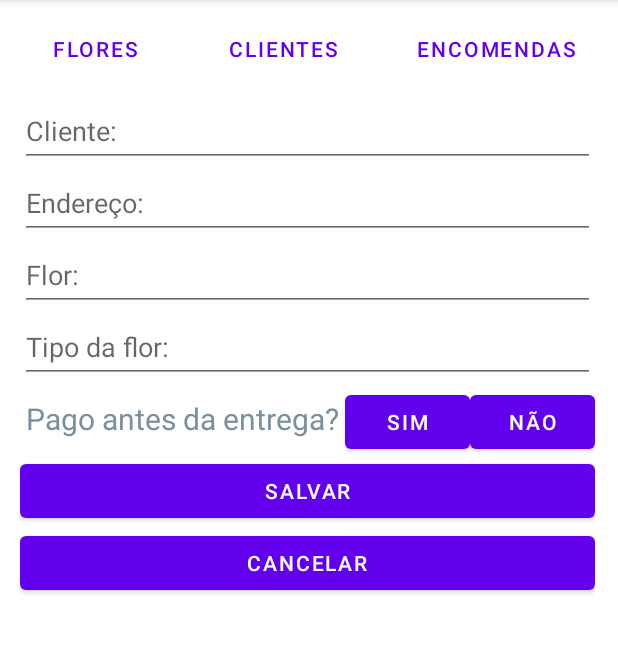
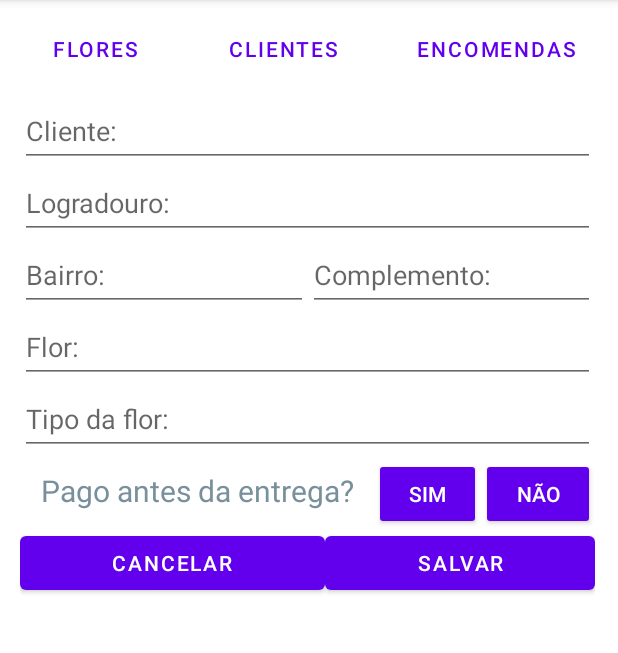
Before and after one commit to LuisLoch/TrabalhoP2, an Android app: the fragment EncomendasFragment placed in its activity, on a phone screen of 412 x 824 dp, the part 84-737 px from its top. Run offline under Robolectric (Android 15) with nearby library versions, the phone set to English and light mode, and no system bars; our stand-ins replace Firebase (no records; nobody signed in at launch, a user with empty details on screens opened directly).

Commit message:
commit de entrega, ajustes em layouts e estruturas de modelos

```diff
--- a/app/src/main/java/com/example/trabalhop2/adapterRecycle/EncomendaAdapter.java
+++ b/app/src/main/java/com/example/trabalhop2/adapterRecycle/EncomendaAdapter.java
@@ -31,10 +31,10 @@ public class EncomendaAdapter extends RecyclerView.Adapter<EncomendaAdapter.Enco
     @Override
     public void onBindViewHolder(@NonNull EncomendaHolder encomendaHolder, int position) {
             encomendaHolder.cliente.setText("Cliente: "+dados.get(position).getCliente());
-            encomendaHolder.endereco.setText("Local: "+dados.get(position).getEndereco());
+            encomendaHolder.endereco.setText(dados.get(position).getEndereco().getLogradouro() + ", " + dados.get(position).getEndereco().getBairro() + ", " + dados.get(position).getEndereco().getComplemento());
             encomendaHolder.flor.setText("Flor: "+dados.get(position).getFlor());
             encomendaHolder.tipoFlor.setText("Espécie: "+dados.get(position).getTipoFlor());
-            encomendaHolder.pago.setText("Previamente pago: "+dados.get(position).getPago());
+            encomendaHolder.pago.setText("Pago: "+dados.get(position).getPago());
     }
 
     @Override
--- a/app/src/main/java/com/example/trabalhop2/fragments/EncomendasFragment.java
+++ b/app/src/main/java/com/example/trabalhop2/fragments/EncomendasFragment.java
@@ -18,6 +18,7 @@ import android.widget.Toast;
 import com.example.trabalhop2.R;
 import com.example.trabalhop2.adapterRecycle.EncomendaAdapter;
 import com.example.trabalhop2.models.Encomenda;
+import com.example.trabalhop2.models.Endereco;
 import com.google.firebase.database.DataSnapshot;
 import com.google.firebase.database.DatabaseError;
 import com.google.firebase.database.DatabaseReference;
@@ -30,7 +31,7 @@ import java.util.List;
 
 public class EncomendasFragment extends Fragment {
 
-    EditText etCliente, etEndereco, etFlor, etTipoFlor;
+    EditText etCliente, etFlor, etTipoFlor, etLogradouro, etBairro, etComplemento;
     TextView tvPago;
     Button btnSalvar, btnCancelar, btnPagoSim, btnPagoNao;
     List<Encomenda> dados;
@@ -75,7 +76,9 @@ public class EncomendasFragment extends Fragment {
         btnPagoNao = view.findViewById(R.id.idNao_encomendasFragment);
 
         etCliente = view.findViewById(R.id.idCliente_encomendasFragment);
-        etEndereco = view.findViewById(R.id.idEndereco_encomendasFragment);
+        etLogradouro = view.findViewById(R.id.idLogradouroEndereco_encomendasFragment);
+        etBairro = view.findViewById(R.id.idBairroEndereco_encomendasFragment);
+        etComplemento = view.findViewById(R.id.idComplementoEndereco_encomendasFragment);
         etFlor = view.findViewById(R.id.idFlor_encomendasFragment);
         etTipoFlor = view.findViewById(R.id.idTipoFlor_encomendasFragment);
         tvPago = view.findViewById(R.id.idPago_encomendasFragment);
@@ -83,7 +86,6 @@ public class EncomendasFragment extends Fragment {
         recyclerView = view.findViewById(R.id.idRecyclerView_encomendasFragment);
         linearLayoutManager = new LinearLayoutManager(getContext());
         recyclerView.setLayoutManager(linearLayoutManager);
-        recyclerView.setHasFixedSize(true);
         dados = new LinkedList();
         encomendaAdapter = new EncomendaAdapter(dados);
         recyclerView.setAdapter(encomendaAdapter);
@@ -126,7 +128,9 @@ public class EncomendasFragment extends Fragment {
 
     private void cancelarEncomenda() {
         etCliente.setText("");
-        etEndereco.setText("");
+        etLogradouro.setText("");
+        etBairro.setText("");
+        etComplemento.setText("");
         etFlor.setText("");
         etTipoFlor.setText("");
         tvPago.setText("");
@@ -136,15 +140,21 @@ public class EncomendasFragment extends Fragment {
         try {
             Encomenda encomenda = new Encomenda();
             encomenda.setCliente(etCliente.getText().toString());
-            encomenda.setEndereco(etEndereco.getText().toString());
             encomenda.setFlor(etFlor.getText().toString());
             encomenda.setTipoFlor(etTipoFlor.getText().toString());
             encomenda.setPago(tvPago.getText().toString());
-            if(encomenda.getCliente().isEmpty() || encomenda.getEndereco().isEmpty() || encomenda.getFlor().isEmpty() || encomenda.getTipoFlor().isEmpty() || encomenda.getPago().isEmpty()){
+
+            Endereco endereco = new Endereco();
+            endereco.setLogradouro(etLogradouro.getText().toString());
+            endereco.setBairro(etBairro.getText().toString());
+            endereco.setComplemento(etComplemento.getText().toString());
+            encomenda.setEndereco(endereco);
+
+            if(encomenda.getCliente().isEmpty() || encomenda.getEndereco().getLogradouro().isEmpty() || encomenda.getEndereco().getBairro().isEmpty() || encomenda.getFlor().isEmpty() || encomenda.getTipoFlor().isEmpty() || encomenda.getPago().isEmpty())
                 Toast.makeText(getContext(), "Preencha todos os campos e tente de novo.", Toast.LENGTH_SHORT).show();
-            }else {
+            else {
+                databaseReference.child("encomendas").push().setValue(encomenda);
                 Toast.makeText(getContext(), "Encomenda salva.", Toast.LENGTH_SHORT).show();
-                databaseReference.child("encomendas").push().setValue(encomenda);
                 cancelarEncomenda();
             }
         }catch (Exception e){
--- a/app/src/main/java/com/example/trabalhop2/models/Pessoa.java
+++ b/app/src/main/java/com/example/trabalhop2/models/Pessoa.java
@@ -2,16 +2,16 @@ package com.example.trabalhop2.models;
 
 public class Pessoa {
     String cpf;
-    String endereco;
+    Endereco endereco;
     String nome;
 
     public String getCpf() { return cpf; }
 
     public void setCpf(String cpf) { this.cpf = cpf; }
 
-    public String getEndereco() { return endereco; }
+    public Endereco getEndereco() { return endereco; }
 
-    public void setEndereco(String endereco) { this.endereco = endereco; }
+    public void setEndereco(Endereco endereco) { this.endereco = endereco; }
 
     public String getNome() { return nome; }
 
--- a/app/src/main/res/layout/fragment_encomendas.xml
+++ b/app/src/main/res/layout/fragment_encomendas.xml
@@ -21,14 +21,44 @@
             android:autofillHints="" />
 
         <EditText
-            android:id="@+id/idEndereco_encomendasFragment"
+            android:id="@+id/idLogradouroEndereco_encomendasFragment"
             android:layout_width="match_parent"
             android:layout_height="wrap_content"
+            android:autofillHints=""
             android:ems="10"
-            android:hint="@string/endereco"
+            android:hint="@string/logradouro"
             android:inputType="textPersonName"
+            android:minHeight="48dp" />
+
+        <LinearLayout
+            android:layout_width="match_parent"
+            android:layout_height="wrap_content"
             android:minHeight="48dp"
-            android:autofillHints="" />
+            android:orientation="horizontal">
+
+            <EditText
+                android:id="@+id/idBairroEndereco_encomendasFragment"
+                android:layout_width="wrap_content"
+                android:layout_height="wrap_content"
+                android:layout_weight="1"
+                android:ems="10"
+                android:hint="@string/bairro"
+                android:inputType="textPersonName"
+                android:minHeight="48dp"
+                android:autofillHints="" />
+
+            <EditText
+                android:id="@+id/idComplementoEndereco_encomendasFragment"
+                android:layout_width="wrap_content"
+                android:layout_height="wrap_content"
+                android:layout_weight="1"
+                android:autofillHints=""
+                android:ems="10"
+                android:hint="@string/complemento"
+                android:inputType="textPersonName"
+                android:minHeight="48dp"
+                tools:ignore="TextContrastCheck" />
+        </LinearLayout>
 
         <EditText
             android:id="@+id/idFlor_encomendasFragment"
@@ -72,6 +102,7 @@
 
             <Button
                 android:id="@+id/idSim_encomendasFragment"
+                style="@style/Widget.AppCompat.Button.Small"
                 android:layout_width="wrap_content"
                 android:layout_height="48dp"
                 android:layout_weight="1"
@@ -80,6 +111,7 @@
 
             <Button
                 android:id="@+id/idNao_encomendasFragment"
+                style="@style/Widget.AppCompat.Button.Small"
                 android:layout_width="wrap_content"
                 android:layout_height="48dp"
                 android:layout_weight="1"
@@ -87,17 +119,26 @@
                 tools:ignore="TouchTargetSizeCheck" />
         </LinearLayout>
 
-        <Button
-            android:id="@+id/idSalvar_encomendasFragment"
+        <LinearLayout
             android:layout_width="match_parent"
             android:layout_height="wrap_content"
-            android:text="@string/salvar" />
+            android:minHeight="48dp"
+            android:orientation="horizontal">
 
-        <Button
-            android:id="@+id/idCancelar_encomendasFragment"
-            android:layout_width="match_parent"
-            android:layout_height="wrap_content"
-            android:text="@string/cancelar" />
+            <Button
+                android:id="@+id/idCancelar_encomendasFragment"
+                android:layout_width="wrap_content"
+                android:layout_height="wrap_content"
+                android:layout_weight="1"
+                android:text="@string/cancelar" />
+
+            <Button
+                android:id="@+id/idSalvar_encomendasFragment"
+                android:layout_width="wrap_content"
+                android:layout_height="wrap_content"
+                android:layout_weight="1"
+                android:text="@string/salvar" />
+        </LinearLayout>
 
         <androidx.recyclerview.widget.RecyclerView
             android:id="@+id/idRecyclerView_encomendasFragment"
--- a/app/src/main/res/layout/linhaencomenda.xml
+++ b/app/src/main/res/layout/linhaencomenda.xml
@@ -7,7 +7,7 @@
 
     <TextView
         android:id="@+id/idCliente_linhaencomenda"
-        android:layout_width="226dp"
+        android:layout_width="280dp"
         android:layout_height="35dp"
         android:layout_marginStart="16dp"
         app:layout_constraintStart_toStartOf="parent"
@@ -15,7 +15,7 @@
 
     <TextView
         android:id="@+id/idPago_linhaencomenda"
-        android:layout_width="152dp"
+        android:layout_width="100dp"
         android:layout_height="35dp"
         android:layout_marginEnd="16dp"
         app:layout_constraintEnd_toEndOf="parent"
--- a/app/src/main/res/layout/linhaflor.xml
+++ b/app/src/main/res/layout/linhaflor.xml
@@ -36,10 +36,11 @@
         android:layout_width="409dp"
         android:layout_height="1dp"
         android:layout_marginStart="1dp"
-        android:layout_marginTop="16dp"
+        android:layout_marginTop="32dp"
         android:layout_marginEnd="1dp"
         android:background="?android:attr/listDivider"
         app:layout_constraintEnd_toEndOf="parent"
+        app:layout_constraintHorizontal_bias="0.0"
         app:layout_constraintStart_toStartOf="parent"
         app:layout_constraintTop_toBottomOf="@+id/idTipo_linhaflor" />
 </androidx.constraintlayout.widget.ConstraintLayout>
--- a/app/src/main/res/values/strings.xml
+++ b/app/src/main/res/values/strings.xml
@@ -5,7 +5,7 @@
     <string name="flores">FLORES</string>
     <string name="nome_da_flor">Nome da flor:</string>
     <string name="tipo">Tipo:</string>
-    <string name="preco">Preço:</string>
+    <string name="preco">Preço (R$):</string>
     <string name="salvar">SALVAR</string>
     <string name="cancelar">CANCELAR</string>
     <string name="pago">Pago antes da entrega?</string>
@@ -19,4 +19,7 @@
     <string name="hello_blank_fragment">Hello blank fragment</string>
     <string name="tipo_da_flor">Tipo da flor:</string>
     <string name="flor">Flor:</string>
+    <string name="bairro">Bairro:</string>
+    <string name="logradouro">Logradouro:</string>
+    <string name="complemento">Complemento:</string>
 </resources>
```
Also changed, not shown: app/src/main/java/com/example/trabalhop2/activities/MainActivity.java (+4 -3 lines), app/src/main/java/com/example/trabalhop2/adapterRecycle/FlorAdapter.java (+6 -1 lines), app/src/main/java/com/example/trabalhop2/adapterRecycle/PessoaAdapter.java (+7 -3 lines), app/src/main/java/com/example/trabalhop2/fragments/FloresFragment.java (+7 -6 lines), app/src/main/java/com/example/trabalhop2/fragments/PessoasFragment.java (+17 -7 lines), app/src/main/java/com/example/trabalhop2/models/Encomenda.java (+4 -3 lines), app/src/main/java/com/example/trabalhop2/models/Endereco.java (added, +17 -0 lines), app/src/main/res/layout/fragment_pessoas.xml (+35 -2 lines), app/src/main/res/layout/linhapessoa.xml (+28 -13 lines).
